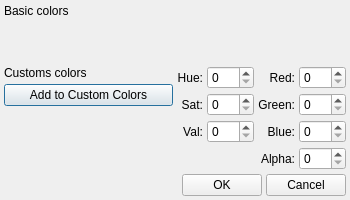
Above: src/property/dialogs/coloreditdialog.ui from Gris87/ObjectController before the change. Below: the same form after it.
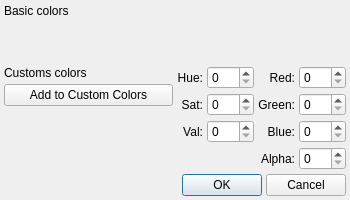
That is the form after the change.

Diff of the .ui file:
```diff
--- a/src/property/dialogs/coloreditdialog.ui
+++ b/src/property/dialogs/coloreditdialog.ui
@@ -299,6 +299,9 @@
        <property name="text">
         <string>OK</string>
        </property>
+       <property name="default">
+        <bool>true</bool>
+       </property>
       </widget>
      </item>
      <item>
```
